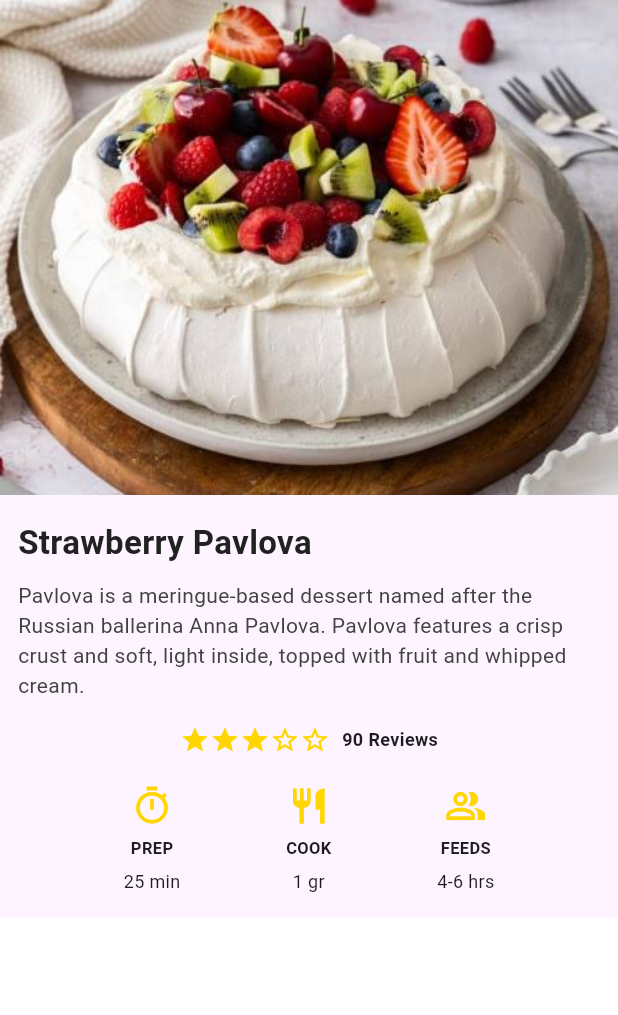
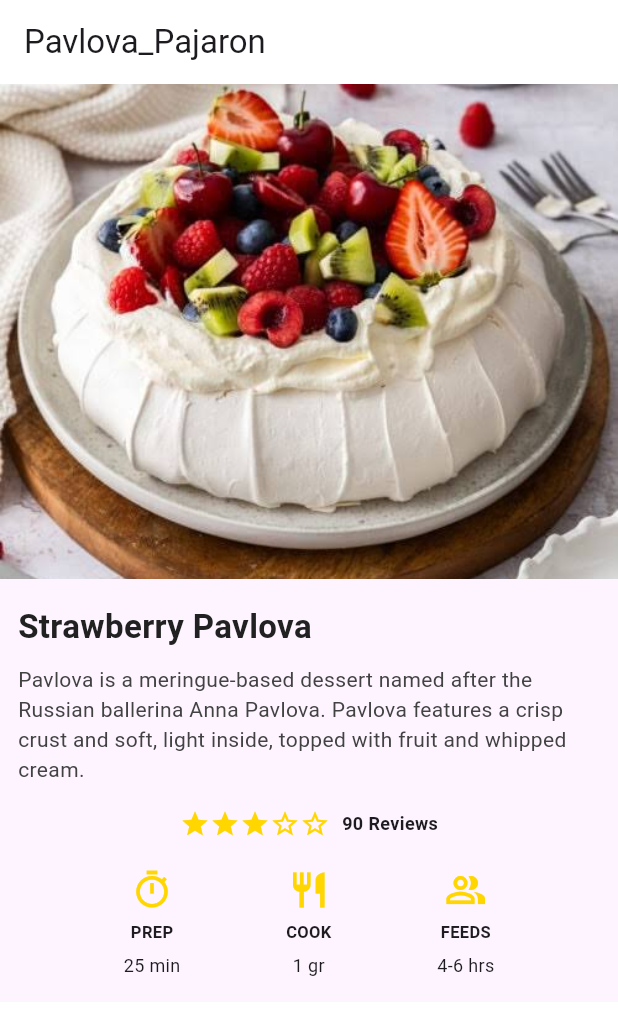
Before and after one commit to patx12/pavlova, a Flutter app: the screen it shows after launch, on a phone screen of 412 x 824 dp. Shown: the top 1015 px of the screen. Run offline on Flutter 3.47's test engine with Material 3 defaults, Android fonts, the phone set to English and light mode, and no system bars.

Commit message:
Updated the code

```diff
--- a/lib/pavlova.dart
+++ b/lib/pavlova.dart
@@ -1,6 +1,7 @@
 import 'package:flutter/material.dart';
 
 void main() => runApp(const PavlovaApp());
+
 
 class PavlovaApp extends StatelessWidget {
   const PavlovaApp({super.key});
@@ -10,16 +11,19 @@ class PavlovaApp extends StatelessWidget {
     return MaterialApp(
       debugShowCheckedModeBanner: false,
       theme: ThemeData(useMaterial3: true, fontFamily: 'Roboto'),
-      home: const Scaffold(
+      home: Scaffold(
         backgroundColor: Colors.white,
-        body: SafeArea(
+        appBar: AppBar(
+          title: const Text('Pavlova_Pajaron'),
+          backgroundColor: Colors.white,
+        ),
+        body: const SafeArea(
           child: SingleChildScrollView(child: RecipeCard()),
         ),
       ),
     );
   }
 }
-
 class RecipeCard extends StatelessWidget {
   const RecipeCard({super.key});
 
```
